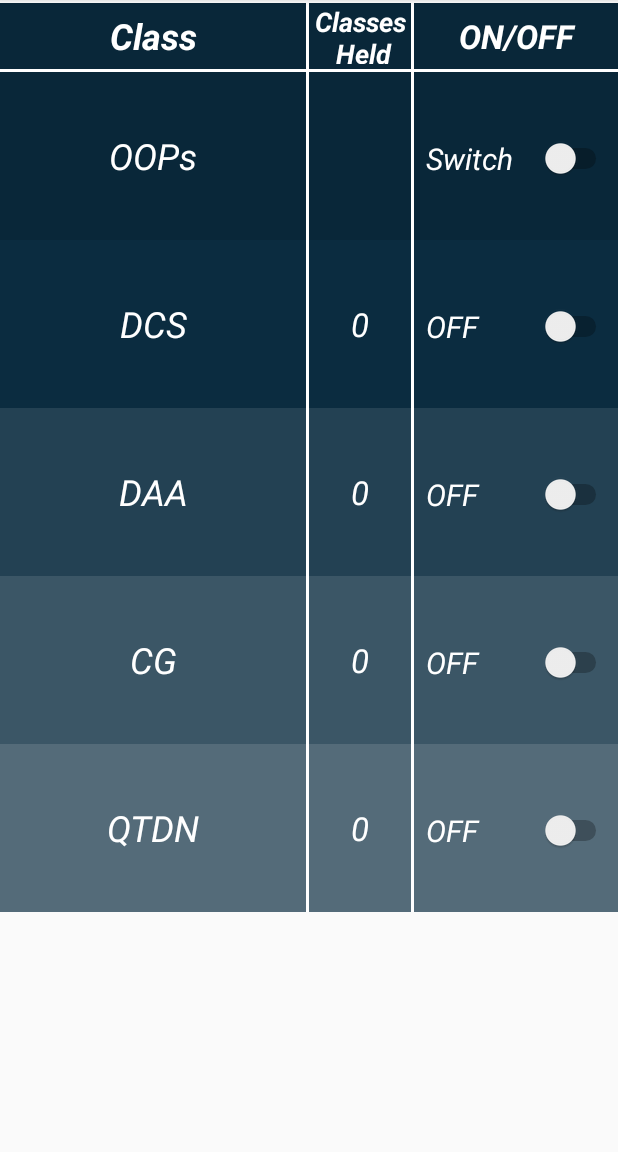
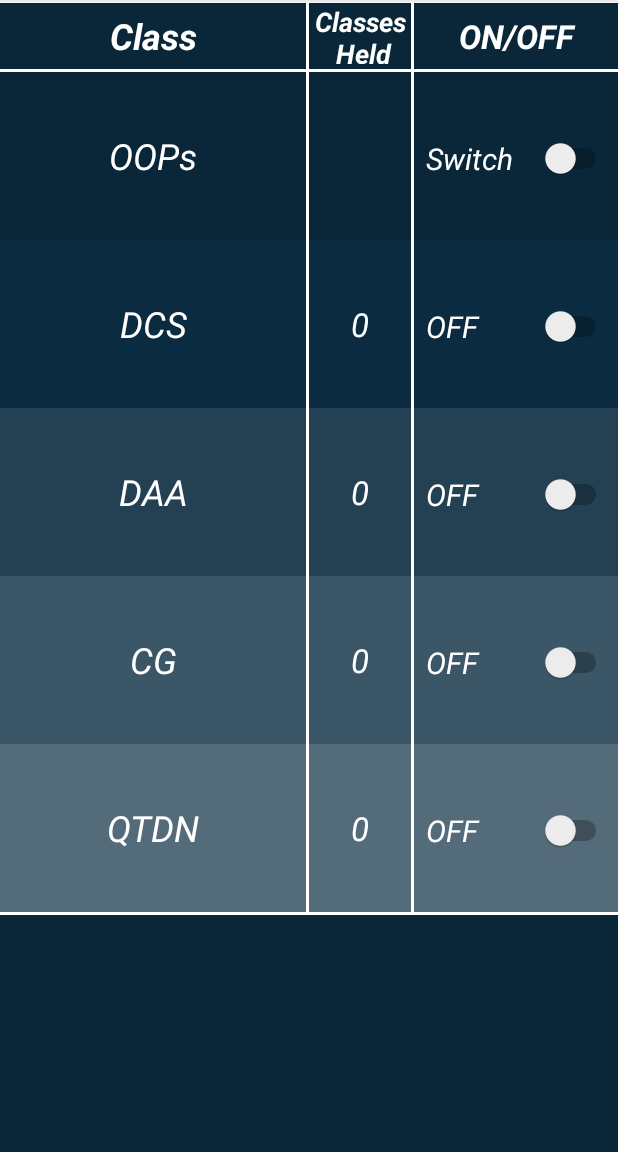
Before and after one commit to nilay1998/Minor-Project, an Android app: the Classes screen opened directly, with no data from a screen before it, on a phone screen of 412 x 824 dp, the part 84-1236 px from its top. Run offline under Robolectric (Android 15) with nearby library versions, the phone set to English and light mode, and no system bars.

Commit message:
classes backgroung fix

```diff
--- a/App (Faculty)/app/src/main/res/layout/activity_classes.xml
+++ b/App (Faculty)/app/src/main/res/layout/activity_classes.xml
@@ -4,9 +4,9 @@
     xmlns:app="http://schemas.android.com/apk/res-auto"
     xmlns:tools="http://schemas.android.com/tools"
     android:layout_width="match_parent"
-    android:layout_height="wrap_content"
+    android:layout_height="match_parent"
     android:orientation="vertical"
-    android:background="#546b79"
+    android:background="#092739"
     tools:context=".Classes">
     <View
         android:layout_width="fill_parent"
@@ -285,4 +285,8 @@
             android:textSize="20dp"
             android:textStyle="italic" />
     </LinearLayout>
+    <View
+        android:layout_width="fill_parent"
+        android:layout_height="2dp"
+        android:background="#FFF" />
 </LinearLayout>
```
